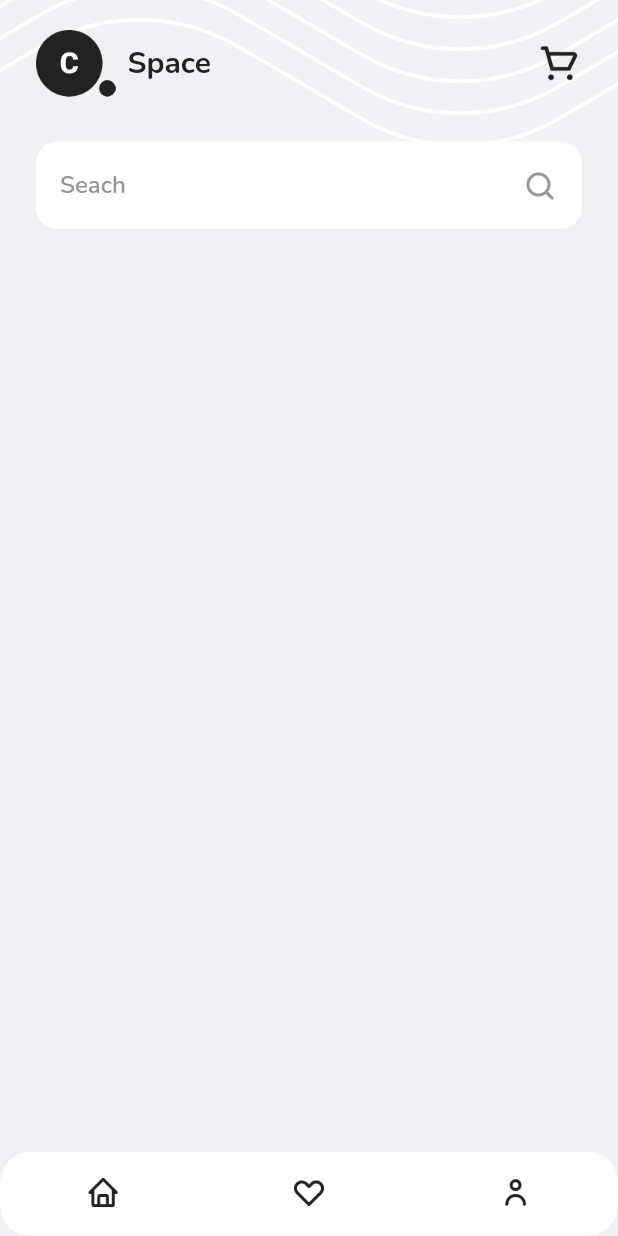
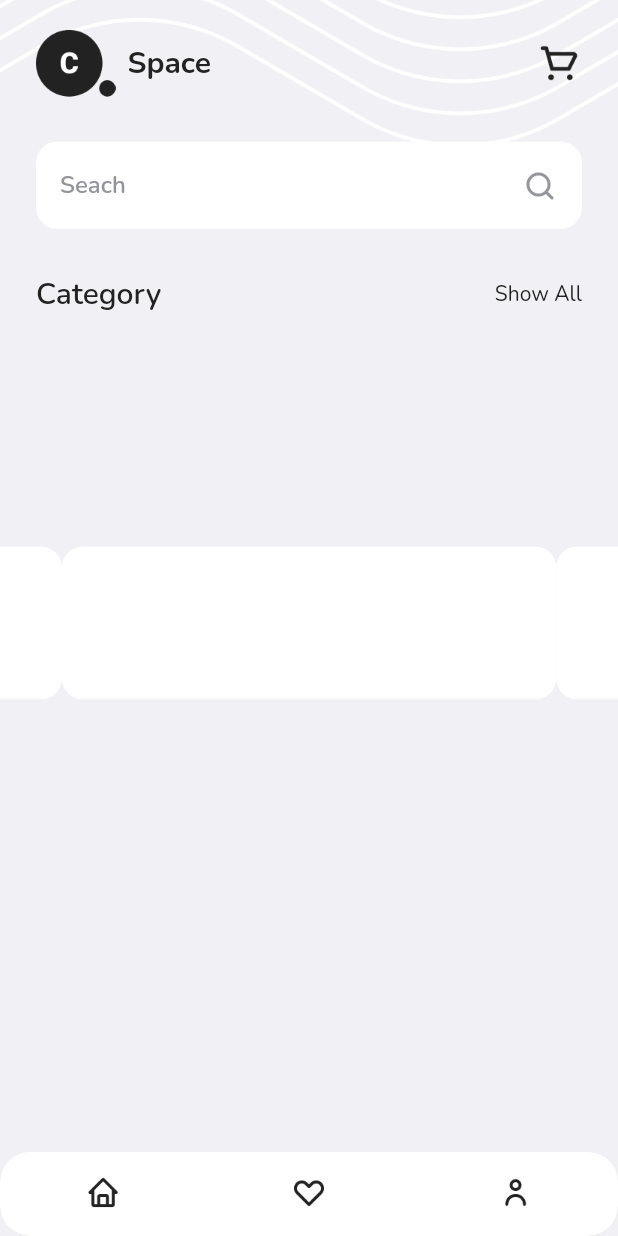
Before and after one commit to khoerodin/flutter-furniture-store-app, a Flutter app: the HomePage screen opened by its route, on a phone screen of 412 x 824 dp. Run offline on Flutter 3.47's test engine with Material 2 defaults, Android fonts, the phone set to English and light mode, and no system bars; drawn by our look-alikes of carousel_slider; our stand-ins replace fluttertoast, google_fonts.

Commit message:
Home Page Categort Part I

```diff
--- /dev/null
+++ b/lib/pages/home_category_item.dart
@@ -0,0 +1,37 @@
+import 'package:flutter/material.dart';
+import 'package:space/theme.dart';
+
+class HomeCategoryItem extends StatelessWidget {
+  const HomeCategoryItem({
+    super.key,
+    required this.title,
+    required this.subTitle,
+    required this.imageURL,
+  });
+
+  final String title;
+  final String subTitle;
+  final String imageURL;
+
+  @override
+  Widget build(BuildContext context) {
+    return Container(
+      height: 123,
+      width: MediaQuery.of(context).size.width - 24 * 2,
+      child: Stack(
+        children: [
+          Align(
+            alignment: Alignment.bottomCenter,
+            child: Container(
+              height: 102,
+              decoration: BoxDecoration(
+                color: kWhiteColor,
+                borderRadius: BorderRadius.circular(14),
+              ),
+            ),
+          )
+        ],
+      ),
+    );
+  }
+}
--- a/lib/pages/home_page.dart
+++ b/lib/pages/home_page.dart
@@ -1,4 +1,6 @@
+import 'package:carousel_slider/carousel_slider.dart';
 import 'package:flutter/material.dart';
+import 'package:space/pages/home_category_item.dart';
 import 'package:space/theme.dart';
 
 class HomePage extends StatelessWidget {
@@ -111,6 +113,48 @@ class HomePage extends StatelessWidget {
                       )
                     ],
                   ),
+                ),
+
+                // NOTE: CATEGORY TITLE
+                Container(
+                  margin: const EdgeInsets.only(
+                    top: 30,
+                    left: 24,
+                    right: 24,
+                  ),
+                  child: Row(
+                    mainAxisAlignment: MainAxisAlignment.spaceBetween,
+                    children: [
+                      Text(
+                        'Category',
+                        style: blackTextStyle.copyWith(
+                          fontSize: 20,
+                          fontWeight: semiBold,
+                        ),
+                      ),
+                      Text(
+                        'Show All',
+                        style: blackTextStyle,
+                      )
+                    ],
+                  ),
+                ),
+
+                // NOTE: CATEGORY CAROUSEL
+                Container(
+                  margin: const EdgeInsets.only(
+                    top: 25,
+                  ),
+                  child: CarouselSlider(
+                    items: const [
+                      HomeCategoryItem(
+                        title: 'Minimalis Chair',
+                        subTitle: 'Chair',
+                        imageURL: 'assets/image_category1.png',
+                      )
+                    ],
+                    options: CarouselOptions(),
+                  ),
                 )
               ],
             )
```
